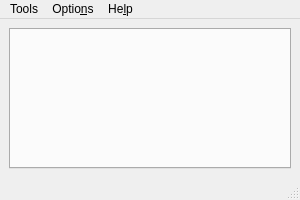
munt/munt, file mt32emu_qt/src/MainWindow.ui: the form before one commit.
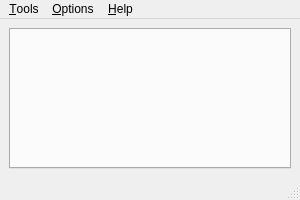
The form after the commit. Icons and pictures are not drawn.

Commit message: Made JACK-related actions visible in the main menu only when JACK support is compiled in. Also "normalised" auto-generated hotkeys in the main menu.

```diff
--- a/mt32emu_qt/src/MainWindow.ui
+++ b/mt32emu_qt/src/MainWindow.ui
@@ -45,13 +45,13 @@
    </property>
    <widget class="QMenu" name="menuMunt_mt32emu_qt">
     <property name="title">
-     <string>He&amp;lp</string>
+     <string>&amp;Help</string>
     </property>
     <addaction name="actionAbout"/>
    </widget>
    <widget class="QMenu" name="menuMIDI">
     <property name="title">
-     <string>Tools</string>
+     <string>&amp;Tools</string>
     </property>
     <addaction name="actionNew_MIDI_port"/>
     <addaction name="actionNew_JACK_MIDI_port"/>
@@ -65,7 +65,7 @@
    </widget>
    <widget class="QMenu" name="menuOptions">
     <property name="title">
-     <string>Optio&amp;ns</string>
+     <string>&amp;Options</string>
     </property>
     <addaction name="actionStart_iconized"/>
     <addaction name="actionHide_to_tray_on_close"/>
```
Left out of the diff: 14 changed lines with no effect on the pictures. The commit also changes 1 other file.
